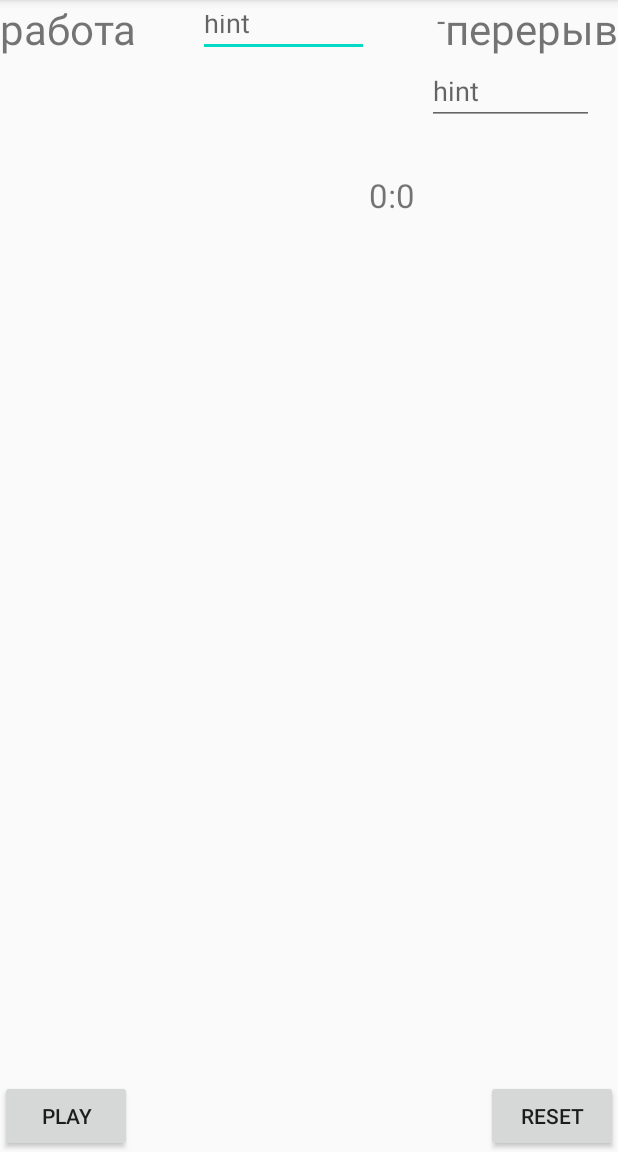
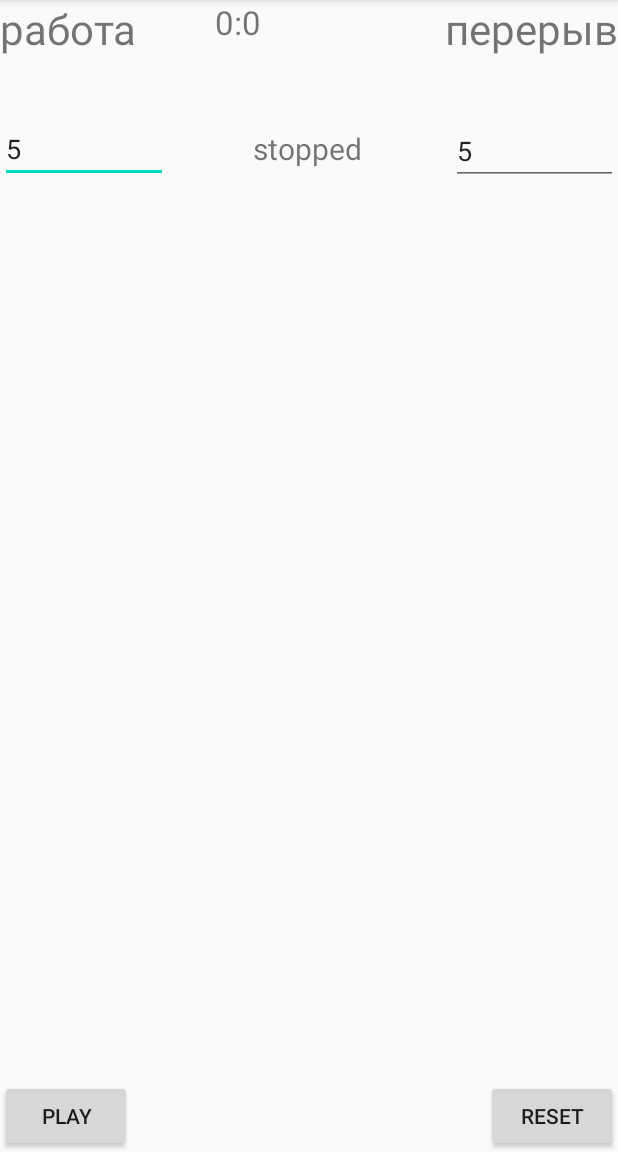
Before and after one commit to nnagibator228/pomidor_v2.0, an Android app: the screen it shows after launch (MainActivity), after a tap on "RESET", on a phone screen of 412 x 824 dp, the part 84-1236 px from its top. Run offline under Robolectric (Android 15) with nearby library versions, the phone set to English and light mode, and no system bars; 1 other tap on this screen came first.

Commit message:
buttons play and reset fixed

```diff
--- a/app/src/main/java/com/example/myapplication/MainActivity.kt
+++ b/app/src/main/java/com/example/myapplication/MainActivity.kt
@@ -17,25 +17,22 @@ class MainActivity : AppCompatActivity() {
     override fun onCreate(savedInstanceState: Bundle?) {
         super.onCreate(savedInstanceState)
         setContentView(R.layout.activity_main)
-        play.setOnClickListener {
-            play1 = true
-        }
         reset.setOnClickListener {
             play1 = false
             a = 0
-            timer.text = "00:00"
         }
-
+        play.setOnClickListener {
+            play1 = !play1
+            current.text = "stopped"
+        }
         val timer1 = Timer("schedule", true);
         timer1.scheduleAtFixedRate(100, 100) {
             if(play1) {
                 a += 1
             }
             this@MainActivity.runOnUiThread(java.lang.Runnable {
-                timer.text = (a % 100).toString() + ":" + (a / 100).toString()
+                timer.text =  (a / 100).toString() + ":" +(a % 100).toString()
             })
-
-
         }
     }
 
--- a/app/src/main/res/layout/activity_main.xml
+++ b/app/src/main/res/layout/activity_main.xml
@@ -7,7 +7,7 @@
     tools:context=".MainActivity">
 
     <Button
-        android:id="@+id/button"
+        android:id="@+id/play"
         android:layout_width="wrap_content"
         android:layout_height="wrap_content"
         android:text="play"
@@ -23,7 +23,7 @@
         app:layout_constraintEnd_toEndOf="parent" />
 
     <TextView
-        android:id="@+id/play"
+        android:id="@+id/textview12"
         android:layout_width="wrap_content"
         android:layout_height="wrap_content"
         android:text="работа"
@@ -42,44 +42,48 @@
 
     <com.google.android.material.textfield.TextInputEditText
         android:id="@+id/work"
-        android:layout_width="114dp"
-        android:layout_height="38dp"
-        android:layout_marginStart="132dp"
-        android:layout_marginLeft="132dp"
+        android:layout_width="112dp"
+        android:layout_height="40dp"
+        android:layout_marginTop="44dp"
         android:hint="hint"
+        android:text="5"
         app:layout_constraintStart_toStartOf="parent"
-        app:layout_constraintTop_toBottomOf="@+id/textView" />
+        app:layout_constraintTop_toBottomOf="@+id/textview12" />
 
     <com.google.android.material.textfield.TextInputEditText
         android:id="@+id/relax"
         android:layout_width="111dp"
         android:layout_height="45dp"
-        android:layout_marginEnd="16dp"
-        android:layout_marginRight="16dp"
+        android:layout_marginTop="40dp"
         android:hint="hint"
+        android:text="5"
         app:layout_constraintEnd_toEndOf="parent"
         app:layout_constraintTop_toBottomOf="@+id/textView2" />
 
     <TextView
-        android:id="@+id/textView3"
-        android:layout_width="wrap_content"
-        android:layout_height="wrap_content"
-        android:text="-"
+        android:id="@+id/current"
+        android:layout_width="80dp"
+        android:layout_height="32dp"
+        android:layout_marginTop="56dp"
+        android:text="работа"
         android:textSize="20sp"
-        app:layout_constraintEnd_toStartOf="@+id/textView2"
-        app:layout_constraintStart_toEndOf="@+id/textView"
-        app:layout_constraintTop_toTopOf="parent" />
+        app:layout_constraintEnd_toStartOf="@+id/relax"
+        app:layout_constraintHorizontal_bias="0.524"
+        app:layout_constraintStart_toEndOf="@+id/work"
+        app:layout_constraintTop_toBottomOf="@+id/timer"
+        tools:ignore="MissingConstraints" />
 
     <TextView
         android:id="@+id/timer"
         android:layout_width="wrap_content"
         android:layout_height="wrap_content"
-        android:layout_marginTop="88dp"
-        android:text="00:00"
+        android:layout_marginTop="64dp"
+        android:layout_marginEnd="68dp"
+        android:layout_marginRight="68dp"
+        android:text="0:00"
         android:textSize="22sp"
-        app:layout_constraintEnd_toStartOf="@+id/textInputEditText2"
-        app:layout_constraintHorizontal_bias="0.496"
-        app:layout_constraintStart_toEndOf="@+id/work"
+        app:layout_constraintEnd_toStartOf="@+id/textView2"
+        app:layout_constraintStart_toEndOf="@+id/play"
         app:layout_constraintTop_toBottomOf="@+id/textView3"
-        tools:ignore="UnknownId" />
+        tools:ignore="MissingConstraints,UnknownId" />
 </androidx.constraintlayout.widget.ConstraintLayout>
```
